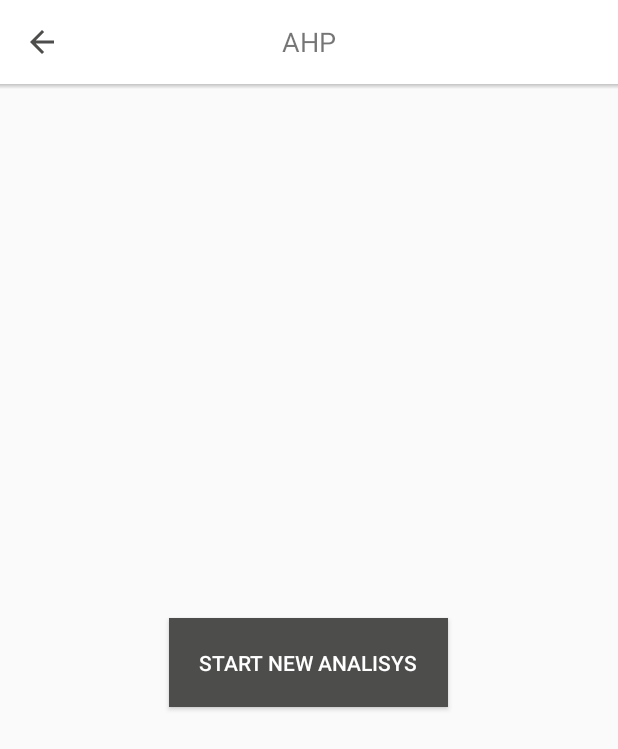
After one commit to denisvieiradev/ahp-android, an Android app: the AhpDashboardActivity screen opened directly, with no data from a screen before it, on a phone screen of 412 x 824 dp. The commit adds this screen. Shown: the top 749 px of the screen. Run offline under Robolectric (Android 15) with nearby library versions, the phone set to English and light mode, and no system bars; our stand-ins replace data binding.

Commit message:
feature/#5 added dashboard screen and implemented steps logical
Signed-off-by: Denis Vieira <denisvieira05@gmail.com>

```diff
--- a/app/build.gradle
+++ b/app/build.gradle
@@ -25,6 +25,10 @@ android {
         }
     }
 
+    compileOptions {
+        targetCompatibility 1.8
+        sourceCompatibility 1.8
+    }
 }
 
 dependencies {
@@ -35,7 +39,7 @@ dependencies {
     compile 'com.android.support:cardview-v7:24.2.0'
     compile 'com.android.support:design:24.2.0'
 
-    compile 'com.stepstone.stepper:material-stepper:1.1.1'
+    compile 'com.github.fcannizzaro:material-stepper:1.2.2'
 
     // Reactive eXtensions
     compile 'io.reactivex:rxandroid:1.2.1'
--- /dev/null
+++ b/app/src/main/java/com/decisionsupport/AhpMethod/AhpDashboard/AhpDashboardActivity.java
@@ -0,0 +1,40 @@
+package com.decisionsupport.AhpMethod.AhpDashboard;
+
+import android.content.Intent;
+import android.os.Bundle;
+import android.support.v7.app.AppCompatActivity;
+import android.widget.Toast;
+
+import com.decisionsupport.R;
+
+/**
+ * Created by denisvieira on 04/01/17.
+ */
+public class AhpDashboardActivity extends AppCompatActivity {
+
+    private AhpDashboardFragment mAhpMultiSteps;
+
+    @Override
+    protected void onCreate(Bundle savedInstanceState) {
+        super.onCreate(savedInstanceState);
+        setContentView(R.layout.ahp_dashboard_act);
+
+        if (mAhpMultiSteps == null){
+            mAhpMultiSteps = AhpDashboardFragment.newInstance();
+            getSupportFragmentManager().beginTransaction()
+                    .add(R.id.ahp_dashboard_content_frame, mAhpMultiSteps).commit();
+        }
+    }
+
+
+    @Override
+    protected void onActivityResult(int requestCode, int resultCode, Intent data) {
+
+        if (data != null && data.getExtras() != null)
+            for (String key : data.getExtras().keySet())
+                Toast.makeText(this, key + " : " + data.getExtras().get(key).toString(), Toast.LENGTH_SHORT).show();
+
+        super.onActivityResult(requestCode, resultCode, data);
+
+    }
+}
--- /dev/null
+++ b/app/src/main/java/com/decisionsupport/AhpMethod/AhpDashboard/AhpDashboardContract.java
@@ -0,0 +1,16 @@
+package com.decisionsupport.AhpMethod.AhpDashboard;
+
+import com.decisionsupport.BasePresenter;
+import com.decisionsupport.BaseView;
+
+/**
+ * Created by denisvieira on 04/01/17.
+ */
+public interface AhpDashboardContract {
+
+    interface View extends BaseView<Presenter> {
+        void startNew();
+    }
+
+    interface Presenter extends BasePresenter {}
+}
--- /dev/null
+++ b/app/src/main/java/com/decisionsupport/AhpMethod/AhpDashboard/AhpDashboardFragment.java
@@ -0,0 +1,69 @@
+package com.decisionsupport.AhpMethod.AhpDashboard;
+
+import android.content.Intent;
+import android.databinding.DataBindingUtil;
+import android.os.Bundle;
+import android.support.annotation.Nullable;
+import android.support.v4.app.Fragment;
+import android.support.v7.app.AppCompatActivity;
+import android.view.LayoutInflater;
+import android.view.View;
+import android.view.ViewGroup;
+
+import com.decisionsupport.AhpMethod.AhpSteps.AhpStepperActivity;
+import com.decisionsupport.R;
+import com.decisionsupport.databinding.AhpMultistepsFragBinding;
+
+/**
+ * Created by denisvieira on 04/01/17.
+ */
+public class AhpDashboardFragment extends Fragment implements AhpDashboardContract.View{
+
+    private AhpDashboardContract.Presenter mPresenter;
+    private AhpMultistepsFragBinding mBinding;
+
+    public AhpDashboardFragment() {}
+
+    public static AhpDashboardFragment newInstance() {
+        return new AhpDashboardFragment();
+    }
+
+    @Override
+    public void onCreate(@Nullable Bundle savedInstanceState) {
+        super.onCreate(savedInstanceState);
+        setRetainInstance(true);
+    }
+
+    @Nullable
+    @Override
+    public View onCreateView(LayoutInflater inflater, @Nullable ViewGroup container, @Nullable Bundle savedInstanceState) {
+        mBinding = DataBindingUtil.inflate(inflater, R.layout.ahp_multisteps_frag,container,false);
+
+        if (mBinding.ahpMultiStepsToolbar != null){
+            ((AppCompatActivity) getActivity()).setSupportActionBar(mBinding.ahpMultiStepsToolbar);
+            ((AppCompatActivity) getActivity()).getSupportActionBar().setDisplayHomeAsUpEnabled(true);
+            ((AppCompatActivity) getActivity()).getSupportActionBar().setDisplayShowHomeEnabled(true);
+            ((AppCompatActivity) getActivity()).getSupportActionBar().setDisplayShowTitleEnabled(false);
+            mBinding.ahpMultiStepsToolbar.setNavigationIcon(getResources().getDrawable(R.drawable.ic_arrow_left));
+            mBinding.ahpMultiStepsToolbar.setNavigationOnClickListener( View ->{
+                getActivity().onBackPressed();
+            });
+        }
+
+        mBinding.ahpDashboardStartButton.setOnClickListener(view ->{
+            Intent intent = new Intent(getContext(), AhpStepperActivity.class);
+            startActivity(intent);
+        });
+
+        setHasOptionsMenu(true);
+        return mBinding.getRoot();
+    }
+
+    @Override
+    public void startNew() {
+
+    }
+
+    @Override
+    public void setPresenter(AhpDashboardContract.Presenter presenter) {}
+}
--- a/app/src/main/java/com/decisionsupport/SelectAssistMethod/SelectAssistMethodActivity.java
+++ b/app/src/main/java/com/decisionsupport/SelectAssistMethod/SelectAssistMethodActivity.java
@@ -15,10 +15,6 @@ public class SelectAssistMethodActivity extends AppCompatActivity {
         super.onCreate(savedInstanceState);
         setContentView(R.layout.select_assist_method_act);
 
-        mSelectAssistMethodFragment = SelectAssistMethodFragment.newInstance();
-        getSupportFragmentManager().beginTransaction()
-                .add(R.id.dashboard_content_frame, mSelectAssistMethodFragment).commit();
-
         if (mSelectAssistMethodFragment == null){
             mSelectAssistMethodFragment = SelectAssistMethodFragment.newInstance();
             getSupportFragmentManager().beginTransaction()
--- a/app/src/main/java/com/decisionsupport/SelectAssistMethod/SelectAssistMethodFragment.java
+++ b/app/src/main/java/com/decisionsupport/SelectAssistMethod/SelectAssistMethodFragment.java
@@ -1,5 +1,6 @@
 package com.decisionsupport.SelectAssistMethod;
 
+import android.content.Intent;
 import android.databinding.DataBindingUtil;
 import android.os.Bundle;
 import android.support.annotation.NonNull;
@@ -12,6 +13,7 @@ import android.view.View;
 import android.view.ViewGroup;
 import android.widget.Toast;
 
+import com.decisionsupport.AhpMethod.AhpDashboard.AhpDashboardActivity;
 import com.decisionsupport.R;
 import com.decisionsupport.databinding.SelectAssistMethodFragBinding;
 import com.decisionsupport.domain.entity.AssistMethod;
@@ -70,7 +72,8 @@ public class SelectAssistMethodFragment extends Fragment implements SelectAssist
 
     @Override
     public void goToAHP() {
-        Toast.makeText(getContext(), "GO TO AHP METHOD", Toast.LENGTH_SHORT).show();
+        Intent intent = new Intent(getContext(), AhpDashboardActivity.class);
+        startActivity(intent);
     }
 
     @Override
--- /dev/null
+++ b/app/src/main/res/drawable/ic_arrow_left.xml
@@ -0,0 +1,9 @@
+<vector xmlns:android="http://schemas.android.com/apk/res/android"
+        android:width="24dp"
+        android:height="24dp"
+        android:viewportWidth="24.0"
+        android:viewportHeight="24.0">
+    <path
+        android:fillColor="@color/decisionsupport_color"
+        android:pathData="M20,11H7.83l5.59,-5.59L12,4l-8,8 8,8 1.41,-1.41L7.83,13H20v-2z"/>
+</vector>
--- /dev/null
+++ b/app/src/main/res/drawable/toolbar_dropshadow.xml
@@ -0,0 +1,8 @@
+<?xml version="1.0" encoding="utf-8"?>
+<shape xmlns:android="http://schemas.android.com/apk/res/android"
+    android:shape="rectangle">
+    <gradient
+        android:startColor="@android:color/transparent"
+        android:endColor="#37000000"
+        android:angle="90"/>
+</shape>
--- /dev/null
+++ b/app/src/main/res/layout/ahp_dashboard_act.xml
@@ -0,0 +1,12 @@
+<?xml version="1.0" encoding="utf-8"?>
+<LinearLayout xmlns:android="http://schemas.android.com/apk/res/android"
+    xmlns:tools="http://schemas.android.com/tools"
+    android:layout_width="match_parent"
+    android:layout_height="match_parent"
+    tools:context=".AhpMethod.AhpDashboard.AhpDashboardActivity">
+
+    <FrameLayout
+        android:id="@+id/ahp_dashboard_content_frame"
+        android:layout_width="match_parent"
+        android:layout_height="match_parent"></FrameLayout>
+</LinearLayout>
--- /dev/null
+++ b/app/src/main/res/layout/ahp_multisteps_frag.xml
@@ -0,0 +1,55 @@
+<?xml version="1.0" encoding="utf-8"?>
+<layout xmlns:android="http://schemas.android.com/apk/res/android"
+    xmlns:tools="http://schemas.android.com/tools"
+    xmlns:app="http://schemas.android.com/apk/res-auto">
+
+    <LinearLayout
+        android:layout_width="match_parent"
+        android:layout_height="match_parent"
+        android:orientation="vertical">
+
+        <android.support.v7.widget.Toolbar
+            android:id="@+id/ahp_multi_steps_toolbar"
+            android:layout_width="match_parent"
+            android:layout_height="wrap_content"
+            android:background="@android:color/white"
+            android:theme="@style/AppTheme.ActionBarTheme">
+
+            <TextView
+                android:text="AHP"
+                android:layout_width="wrap_content"
+                android:layout_height="wrap_content"
+                android:gravity="center"
+                android:layout_gravity="center"
+                android:textSize="18dp"/>
+
+        </android.support.v7.widget.Toolbar>
+
+        <LinearLayout
+            android:orientation="horizontal"
+            android:layout_width="match_parent"
+            android:layout_height="3dp"
+            android:background="@drawable/toolbar_dropshadow"/>
+
+        <LinearLayout
+            android:layout_width="match_parent"
+            android:layout_height="match_parent"
+            android:gravity="center">
+
+            <Button
+                android:id="@+id/ahp_dashboard_start_button"
+                android:layout_width="wrap_content"
+                android:layout_height="wrap_content"
+                android:background="@color/colorPrimary"
+                android:text="START NEW ANALISYS"
+                android:padding="20dp"
+                android:textColor="@color/md_white_1000"
+                />
+
+
+        </LinearLayout>
+
+
+    </LinearLayout>
+
+</layout>
--- a/app/src/main/res/values/colors.xml
+++ b/app/src/main/res/values/colors.xml
@@ -1,12 +1,12 @@
 <?xml version="1.0" encoding="utf-8"?>
 <resources>
-    <color name="colorPrimary">#3F51B5</color>
-    <color name="colorPrimaryDark">#303F9F</color>
-    <color name="colorAccent">#FF4081</color>
-
+    <color name="colorPrimary">#4d4d4c</color>
+    <color name="colorPrimaryDark">#424242</color>
+    <color name="colorAccent">#ff9800</color>
+    <color name="decisionsupport_color">#4d4d4c</color>
 
     <!-- google's material design colours from
-http://www.google.com/design/spec/style/color.html#color-ui-color-palette -->
+http://www.google.com/design/spec/style/color.html#color-ui-color-palet te -->
 
     <!--reds-->
     <color name="md_red_50">#FFEBEE</color>
--- a/app/src/main/res/values/styles.xml
+++ b/app/src/main/res/values/styles.xml
@@ -1,11 +1,32 @@
 <resources>
 
     <!-- Base application theme. -->
-    <style name="AppTheme" parent="Theme.AppCompat.Light.DarkActionBar">
+    <style name="AppTheme" parent="Theme.AppCompat.Light.NoActionBar">
         <!-- Customize your theme here. -->
         <item name="colorPrimary">@color/colorPrimary</item>
         <item name="colorPrimaryDark">@color/colorPrimaryDark</item>
         <item name="colorAccent">@color/colorAccent</item>
+        <item name="toolbarNavigationButtonStyle">@style/myToolbarNavigationButtonStyle</item>
     </style>
 
+    <style name="myToolbarNavigationButtonStyle" parent="@style/Widget.AppCompat.Toolbar.Button.Navigation">
+        <item name="android:minWidth">0dp</item>
+        <item name="android:minHeight">0dp</item>
+        <item name="android:padding">16dp</item>
+        <item name="android:scaleType">centerInside</item>
+    </style>
+
+    <style name="AppTheme.ActionBarTheme" parent="Theme.AppCompat.Light.NoActionBar">
+        <item name="colorControlActivated">@color/decisionsupport_color</item>
+        <item name="actionMenuTextColor">@color/decisionsupport_color</item>
+        <item name="android:color">@color/decisionsupport_color</item>
+        <item name="homeAsUpIndicator">@drawable/ic_arrow_left</item>
+        <item name="textAllCaps">false</item>
+        <item name="android:textAllCaps">false</item>
+        <item name="android:textStyle">normal</item>
+        <item name="android:textSize">12sp</item>
+        <item name="toolbarNavigationButtonStyle">@style/myToolbarNavigationButtonStyle</item>
+    </style>
+
+
 </resources>
--- a/build.gradle
+++ b/build.gradle
@@ -15,6 +15,7 @@ buildscript {
 allprojects {
     repositories {
         jcenter()
+        maven { url "https://jitpack.io" }
     }
 }
 
```
Also changed, not shown: app/src/main/AndroidManifest.xml (+8 -0 lines), app/src/main/java/com/decisionsupport/AhpMethod/AhpSteps/AddAlternativeStep.java (added, +77 -0 lines), app/src/main/java/com/decisionsupport/AhpMethod/AhpSteps/AddCriterionsStep.java (added, +67 -0 lines), app/src/main/java/com/decisionsupport/AhpMethod/AhpSteps/AhpStepperActivity.java (added, +80 -0 lines), app/src/main/res/layout/ahp_method_add_alternatives_step.xml (added, +20 -0 lines), app/src/main/res/layout/ahp_method_add_criterions_step.xml (added, +20 -0 lines).
